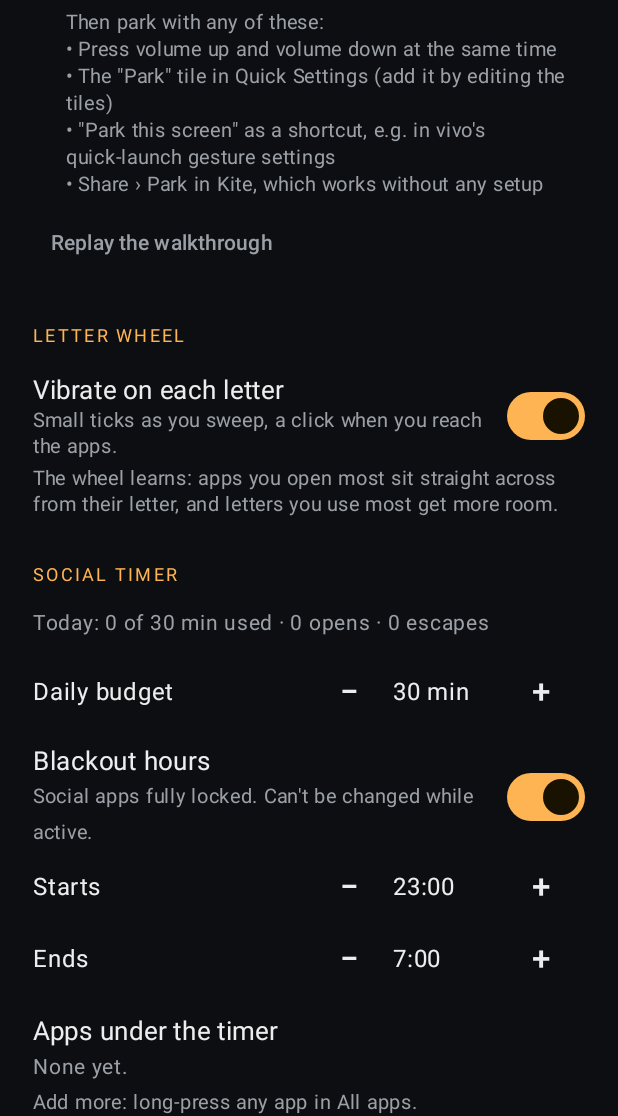
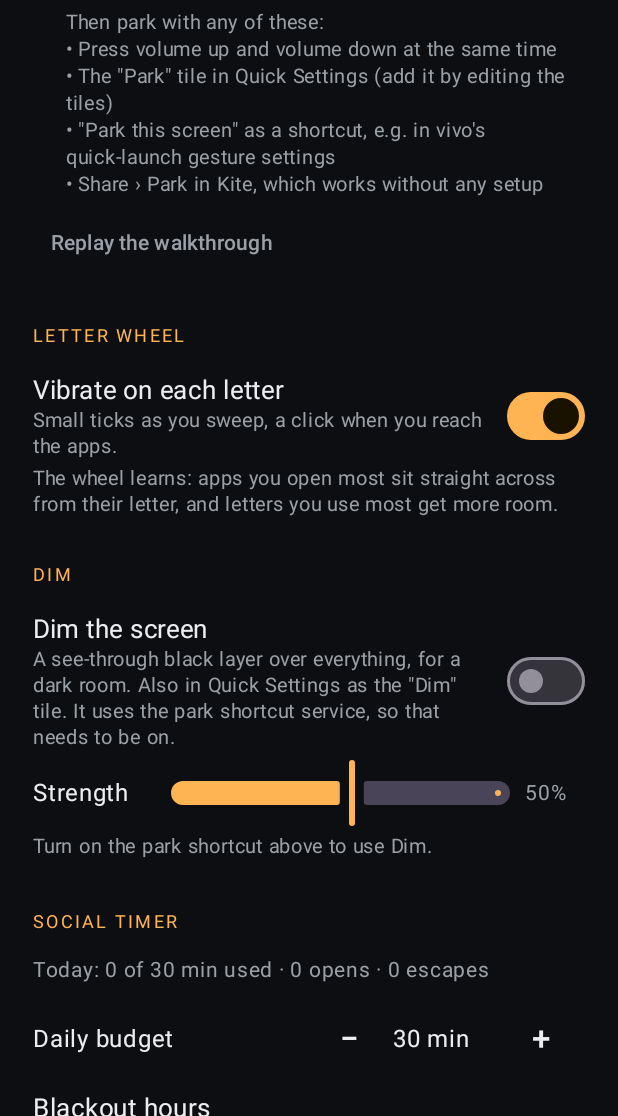
Before and after one commit to BryanChi/kite-launcher, an Android app built with Jetpack Compose: the composable SettingsScreen shown on its own in the app's theme, scrolled down 576 dp, on a phone screen of 412 x 824 dp, the part 120-1236 px from its top. Run offline under Robolectric (Android 15) with nearby library versions, the phone set to English and light mode, and no system bars.

Commit message:
Add Dim: a fake dark mode from Quick Settings
A translucent black layer over everything (status bar, nav bar, keyboard,
shade), hosted by the park shortcut's accessibility service as an
accessibility overlay so touches pass through. Switched from a new "Dim"
Quick Settings tile or from Kite's settings, with a strength slider that
updates the layer live. The on/off state and level are kept in prefs and
the layer comes back when the service reconnects. Long-pressing a Kite
tile now opens Kite.

Co-Authored-By: Claude Opus 5.5 <noreply@anthropic.com>
Claude-Session: https://claude.ai/code/session_01TMZtiN3iivrjkK6mpZj68S

```diff
--- a/app/src/main/java/com/bryanchi/kite/ui/SettingsScreen.kt
+++ b/app/src/main/java/com/bryanchi/kite/ui/SettingsScreen.kt
@@ -21,10 +21,18 @@ import androidx.compose.foundation.layout.width
 import androidx.compose.foundation.rememberScrollState
 import androidx.compose.foundation.shape.CircleShape
 import androidx.compose.foundation.verticalScroll
+import androidx.compose.material3.Slider
 import androidx.compose.material3.Switch
 import androidx.compose.material3.Text
 import androidx.compose.material3.TextButton
 import androidx.compose.runtime.Composable
+import androidx.compose.runtime.getValue
+import androidx.compose.runtime.mutableFloatStateOf
+import androidx.compose.runtime.remember
+import androidx.compose.runtime.setValue
+import com.bryanchi.kite.capture.CaptureService
+import com.bryanchi.kite.data.Prefs
+import kotlin.math.roundToInt
 import androidx.compose.ui.Alignment
 import androidx.compose.ui.Modifier
 import androidx.compose.ui.draw.clip
@@ -70,6 +78,8 @@ fun SettingsScreen(vm: HomeViewModel, byPkg: Map<String, AppEntry>) {
             "The wheel learns: apps you open most sit straight across from their letter, and letters you use most get more room.",
             color = Dim, fontSize = 13.sp, lineHeight = 17.sp,
         )
+
+        DimSection(vm)
 
         Section("Social timer")
         val used = timer.usedMs() / 60_000
@@ -150,6 +160,39 @@ fun SettingsScreen(vm: HomeViewModel, byPkg: Map<String, AppEntry>) {
         Help("Social timer", "Each open from Kite has a pause that grows (5 s, 10 s, 20 s, 30 s). When your budget runs out, or during blackout, the app is covered. The only way through is waiting on the block screen, and each wait doubles.")
         Spacer(Modifier.height(40.dp))
     }
+}
+
+/** Dim: a fake dark mode, a translucent black layer over everything. */
+@Composable
+private fun DimSection(vm: HomeViewModel) {
+    val context = LocalContext.current
+    @Suppress("UNUSED_VARIABLE") val t = vm.tick // re-read the switch after a toggle
+    Section("Dim")
+    val running = CaptureService.running
+    ToggleRow(
+        "Dim the screen",
+        "A see-through black layer over everything, for a dark room. Also in Quick Settings as the \"Dim\" tile. " +
+            "It uses the park shortcut service, so that needs to be on.",
+        CaptureService.isDimmed,
+    ) { on ->
+        if (!CaptureService.setDim(on)) {
+            Toast.makeText(context, "Dim needs Kite's park shortcut turned on", Toast.LENGTH_LONG).show()
+            Perms.openAccessibility(context)
+        }
+        vm.bump()
+    }
+    var level by remember { mutableFloatStateOf(Kite.prefs.dimLevel) }
+    Row(Modifier.fillMaxWidth(), verticalAlignment = Alignment.CenterVertically) {
+        Text("Strength", fontSize = 16.sp, modifier = Modifier.width(90.dp))
+        Slider(
+            value = level,
+            onValueChange = { level = it; CaptureService.setDimLevel(it) },
+            valueRange = Prefs.DIM_MIN..Prefs.DIM_MAX,
+            modifier = Modifier.weight(1f),
+        )
+        Text("${(level * 100).roundToInt()}%", fontSize = 14.sp, color = Dim, modifier = Modifier.width(48.dp).padding(start = 8.dp))
+    }
+    if (!running) Text("Turn on the park shortcut above to use Dim.", color = Dim, fontSize = 13.sp)
 }
 
 @Composable
--- /dev/null
+++ b/app/src/main/res/drawable/ic_moon.xml
@@ -0,0 +1,6 @@
+<vector xmlns:android="http://schemas.android.com/apk/res/android"
+    android:width="24dp" android:height="24dp"
+    android:viewportWidth="24" android:viewportHeight="24">
+    <path android:fillColor="#FFFFFFFF"
+        android:pathData="M12.3,2.1 C7.1,2.5 3,6.8 3,12.1 C3,17.6 7.4,22 12.9,22 C16.6,22 19.8,20 21.5,17 C20.6,17.2 19.7,17.3 18.8,17.3 C13.3,17.3 8.8,12.8 8.8,7.3 C8.8,5.3 9.4,3.5 10.4,2 C11,2 11.7,2 12.3,2.1 Z"/>
+</vector>
--- a/app/src/main/res/values/strings.xml
+++ b/app/src/main/res/values/strings.xml
@@ -5,6 +5,7 @@
     <string name="capture_service_summary">Press both volume keys together to park what\'s on screen</string>
     <string name="capture_service_description">Lets you save what\'s on screen to Kite\'s parking lot from any app: press volume up and volume down together, tap the Park tile in Quick Settings, or use the accessibility button. When you do, Kite takes a screenshot and reads the text and any link on screen to make the card. Nothing is read at any other time, and nothing leaves your phone.</string>
     <string name="capture_tile_label">Park</string>
+    <string name="dim_tile_label">Dim</string>
     <string name="capture_shortcut_label">Park this screen</string>
     <string name="capture_shortcut_short">Park</string>
 </resources>
```
Also changed, not shown: app/src/main/AndroidManifest.xml (+16 -0 lines), app/src/main/java/com/bryanchi/kite/capture/CaptureService.kt (+87 -0 lines), app/src/main/java/com/bryanchi/kite/capture/CaptureTriggers.kt (+46 -0 lines), app/src/main/java/com/bryanchi/kite/data/Prefs.kt (+16 -0 lines), 1 other file.
